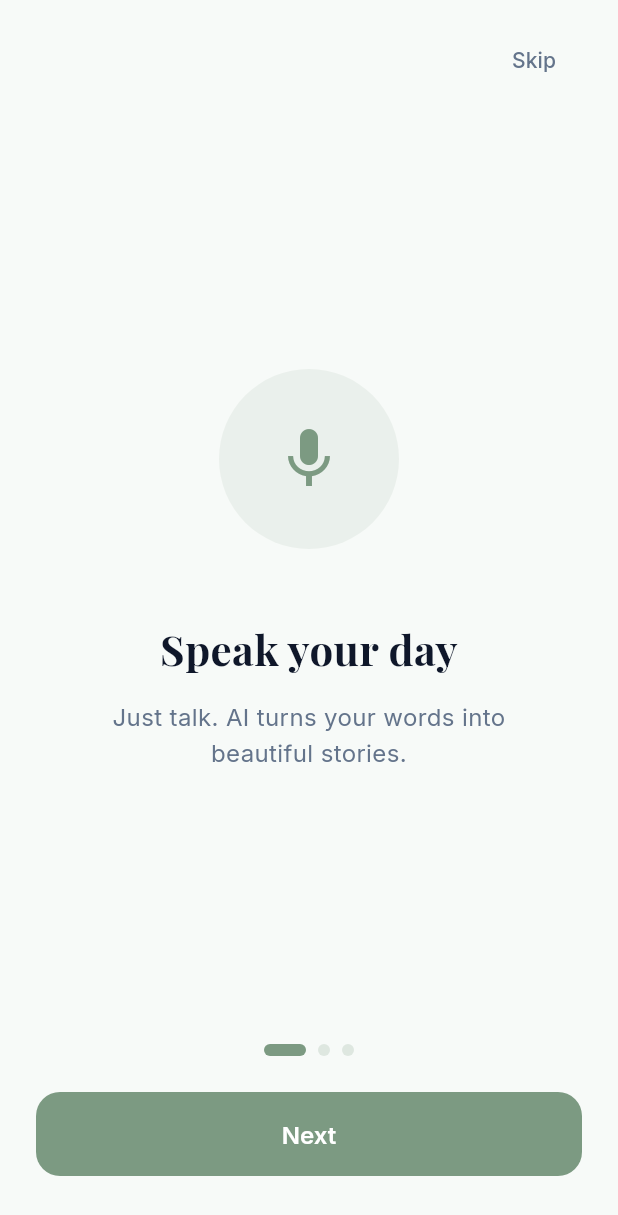
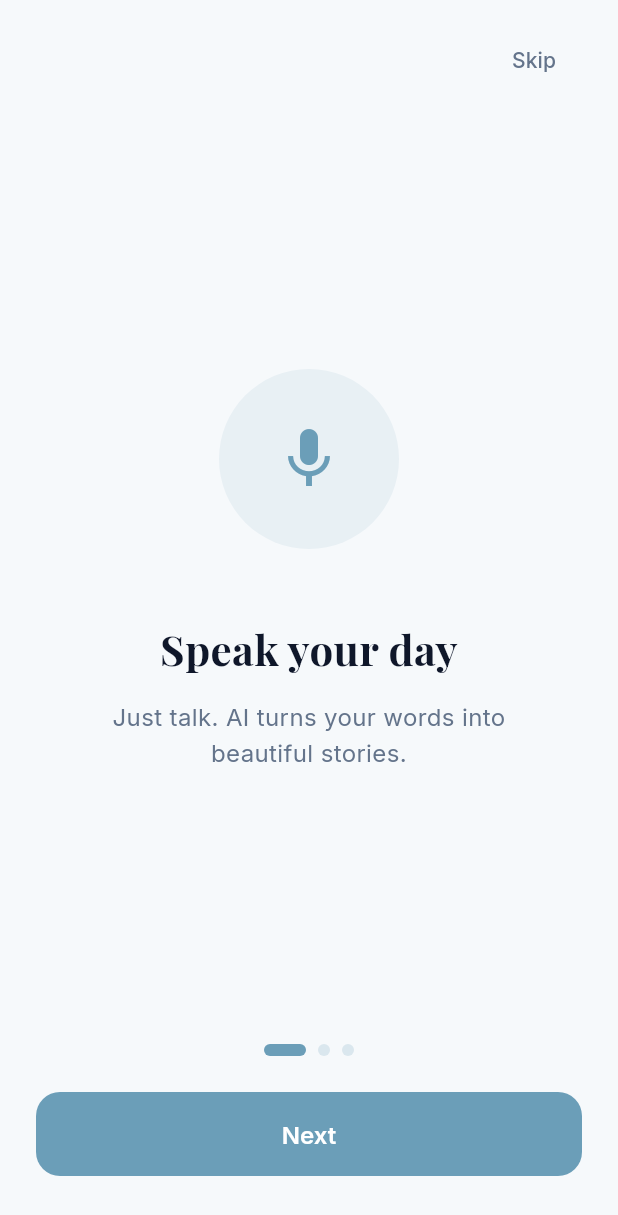
Before and after one commit to mmlalit/deardays, a Flutter app: the screen it shows after launch, on a phone screen of 412 x 824 dp. Shown: the top 1215 px of the screen. Run offline on Flutter 3.47's test engine with Material 3 defaults, Android fonts, the phone set to English and light mode, and no system bars; our stand-ins replace dio, flutter_riverpod, flutter_secure_storage, geocoding, geolocator, go_router and 3 more; missing offline and left inert: encrypt; accounts and stored records are empty.

Commit message:
style: try soft blue theme palette
Co-Authored-By: Claude Opus 4.6 <noreply@anthropic.com>

```diff
--- a/lib/core/theme/app_colors.dart
+++ b/lib/core/theme/app_colors.dart
@@ -3,16 +3,16 @@ import 'package:flutter/material.dart';
 class AppColors {
   AppColors._();
 
-  // Sage Green — calm, grounding, nature-inspired
-  static const Color primary = Color(0xFF7C9A82);
-  static const Color primaryLight = Color(0xFFA3BFA8);
-  static const Color primaryDark = Color(0xFF5E7D63);
+  // Soft Blue — serene, focused, calming
+  static const Color primary = Color(0xFF6B9EB8);
+  static const Color primaryLight = Color(0xFF9DC4D6);
+  static const Color primaryDark = Color(0xFF4A7D99);
 
   // Backgrounds
-  static const Color bgLight = Color(0xFFF7FAF8);
-  static const Color bgDark = Color(0xFF161E18);
+  static const Color bgLight = Color(0xFFF6F9FB);
+  static const Color bgDark = Color(0xFF141C20);
   static const Color cardLight = Colors.white;
-  static const Color cardDark = Color(0xFF1E2A20);
+  static const Color cardDark = Color(0xFF1C2830);
 
   // Text
   static const Color navy = Color(0xFF1E293B);
```
